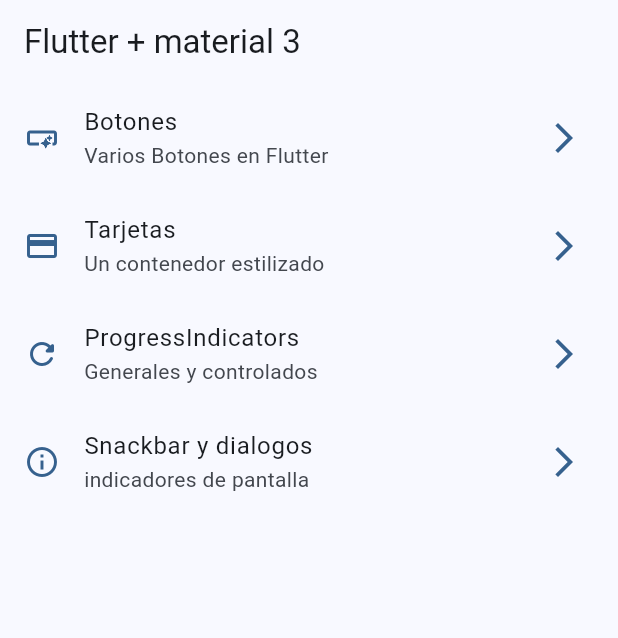
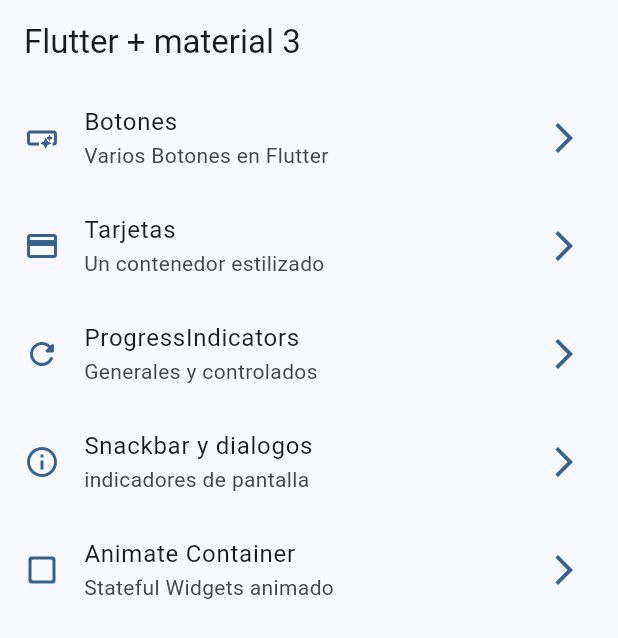
Before and after one commit to GiselaIvette/widgets_app, a Flutter app: the screen it shows after launch, on a phone screen of 412 x 824 dp. Shown: the top 638 px of the screen. Run offline on Flutter 3.47's test engine with Material 3 defaults, Android fonts, the phone set to English and light mode, and no system bars; our stand-ins replace go_router.

Commit message:
animated container terminado

```diff
--- a/lib/config/menu/menu_ithem.dart
+++ b/lib/config/menu/menu_ithem.dart
@@ -45,6 +45,14 @@ MenuIthem(
   icon: Icons.info_outline
   ),
 
+  MenuIthem(
+  title: 'Animate Container  ',
+  subTitle: 'Stateful Widgets animado',
+  link: '/animate',
+  icon: Icons.check_box_outline_blank_rounded
+  ),
+
+
 
 
 ];
--- a/lib/config/router/app_router.dart
+++ b/lib/config/router/app_router.dart
@@ -40,4 +40,11 @@ final appRouter = GoRouter(routes: [
     name: SnackbarScreen.name,
     builder: (context, state) => SnackbarScreen(),
   ),
+
+    GoRoute(
+    //pantalla para snack
+    path: '/animate',
+    name: AnimatedScreen.name,
+    builder: (context, state) => AnimatedScreen(),
+  ),
 ]);
```
Also changed, not shown: lib/presentation/screens/animated/animated_screen.dart (+48 -3 lines).
